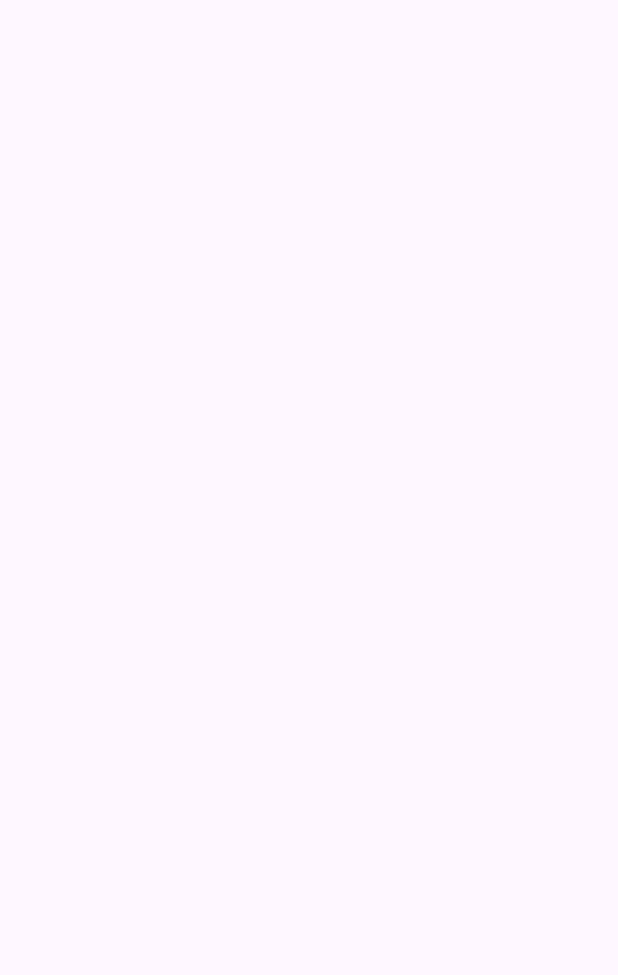
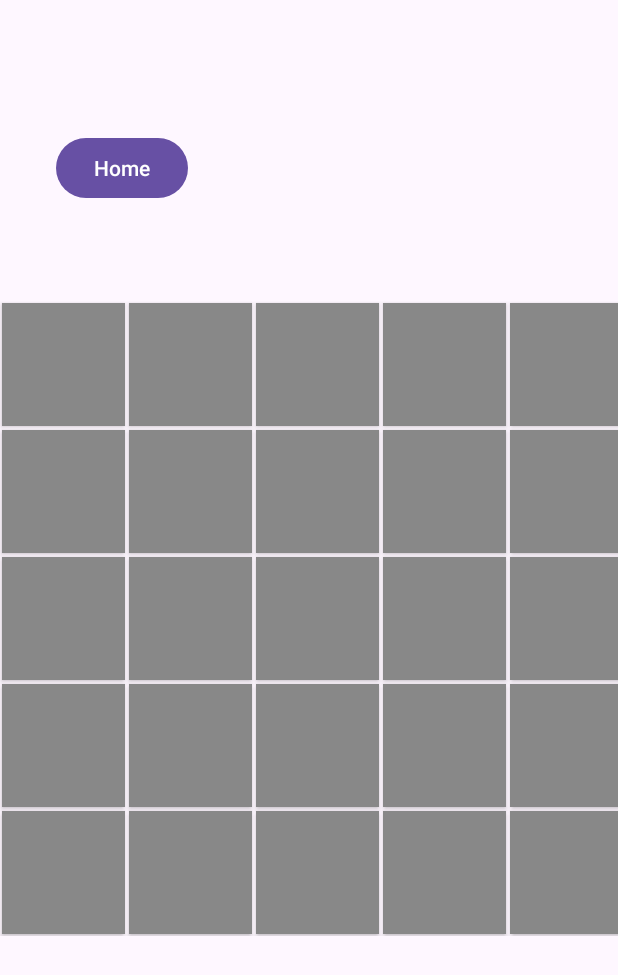
Before and after one commit to Babagesh/Minesweeper, an Android app: the mineBoard screen opened directly, with no data from a screen before it, on a phone screen of 412 x 824 dp. Before the commit the part shown is empty. Shown: the top 975 px of the screen. Run offline under Robolectric (Android 15) with nearby library versions, the phone set to English and light mode, and no system bars.

Commit message:
board and functionality setup, still need to implement recursive flood fill function

```diff
--- a/app/build.gradle.kts
+++ b/app/build.gradle.kts
@@ -37,6 +37,7 @@ dependencies {
     implementation(libs.material)
     implementation(libs.activity)
     implementation(libs.constraintlayout)
+    implementation(libs.gridlayout)
     testImplementation(libs.junit)
     androidTestImplementation(libs.ext.junit)
     androidTestImplementation(libs.espresso.core)
--- a/app/src/main/java/com/example/minesweeper/mineBoard.java
+++ b/app/src/main/java/com/example/minesweeper/mineBoard.java
@@ -1,6 +1,14 @@
 package com.example.minesweeper;
 
+import android.content.Intent;
+import android.graphics.Color;
 import android.os.Bundle;
+import android.view.Gravity;
+import android.view.View;
+import android.widget.Button;
+import android.widget.Toast;
+
+import androidx.gridlayout.widget.GridLayout;
 
 import androidx.activity.EdgeToEdge;
 import androidx.appcompat.app.AppCompatActivity;
@@ -9,6 +17,16 @@ import androidx.core.view.ViewCompat;
 import androidx.core.view.WindowInsetsCompat;
 
 public class mineBoard extends AppCompatActivity {
+
+    private int rows;
+    private int cols;
+    private int minePercent;
+    private int coveredColor;
+    private int uncoveredColor;
+    private int mineColor;
+    private int suspectColor;
+    private int cellsLeft;
+    private Cell[][] cellGrid;
 
     @Override
     protected void onCreate(Bundle savedInstanceState) {
@@ -20,5 +38,253 @@ public class mineBoard extends AppCompatActivity {
             v.setPadding(systemBars.left, systemBars.top, systemBars.right, systemBars.bottom);
             return insets;
         });
+        Intent intent = getIntent();
+        rows = intent.getIntExtra("rows", 5);
+        cols = intent.getIntExtra("cols", 5);
+        minePercent = intent.getIntExtra("minePercent", 10);
+        coveredColor = intent.getIntExtra("coveredColor", Color.GRAY);
+        uncoveredColor = intent.getIntExtra("uncoveredColor", Color.LTGRAY);
+        mineColor = intent.getIntExtra("mineColor", Color.RED);
+        suspectColor = intent.getIntExtra("suspectColor", Color.YELLOW);
+        cellsLeft = rows * cols - (rows * cols * minePercent / 100);
+        setupBoard();
+        placeMines();
+        calculateNearbyMines();
+        Button home = findViewById(R.id.home);
+        home.setOnClickListener(new View.OnClickListener(){
+            @Override
+            public void onClick(View v)
+            {
+                Intent intent = new Intent(mineBoard.this, MainActivity.class);
+                startActivity(intent);
+            }
+        });
+    }
+
+
+    private void setupBoard()
+    {
+        GridLayout mineGrid = findViewById(R.id.mineGrid);
+        mineGrid.removeAllViews();
+        mineGrid.setRowCount(rows);
+        mineGrid.setColumnCount(cols);
+
+        cellGrid = new Cell[rows][cols];
+        int screenWidth = getResources().getDisplayMetrics().widthPixels;
+        int buttonSize = screenWidth / cols;
+        for(int row = 0; row < rows; row++)
+        {
+            for(int col = 0; col < cols; col++)
+            {
+                Button cellButton = new Button(this);
+                GridLayout.LayoutParams params = new GridLayout.LayoutParams();
+                params.width = buttonSize;
+                params.height = buttonSize;
+                params.setMargins(2,2,2,2);
+                cellButton.setLayoutParams(params);
+                cellButton.setBackgroundColor(coveredColor);
+                mineGrid.addView(cellButton);
+                Cell cell = new Cell(cellButton);
+                cellGrid[row][col] = cell;
+                cellButton.setOnClickListener(new View.OnClickListener(){
+                    @Override
+                    public void onClick(View v)
+                    {
+                        int row = mineGrid.indexOfChild(v) / cols;
+                        int col = mineGrid.indexOfChild(v) % cols;
+                        Cell cell = cellGrid[row][col];
+                        // Check if cell has been revealed already
+                        // If revealed already, do nothing
+                        if(!cell.beenRevealed() && !cell.flagged)
+                        {
+                            boolean mine = cell.revealCell();
+                            if (mine)
+                            {
+                                for(int i = 0; i < rows; i++)
+                                {
+                                    for(int j = 0; j < cols; j++)
+                                    {
+                                        Cell myCell = cellGrid[i][j];
+                                        if(myCell.isMine())
+                                        {
+                                            myCell.getButton().setBackgroundColor(mineColor);
+                                        }
+                                    }
+                                }
+                                // Reveal all other mines.
+                                Toast toast = new Toast(getApplicationContext());
+                                toast.setGravity(Gravity.BOTTOM, 0, 0);
+                                toast.setDuration(Toast.LENGTH_LONG);
+                                toast.setText("You lost!");
+                                toast.show();
+                            }
+                            else
+                            {
+                                cellsLeft--;
+                                if(cellsLeft == 0)
+                                {
+                                    // Game won, end the game and return to home screen
+                                    Toast toast = new Toast(getApplicationContext());
+                                    toast.setGravity(Gravity.BOTTOM, 0, 0);
+                                    toast.setDuration(Toast.LENGTH_LONG);
+                                    toast.setText("You won!");
+                                    toast.show();
+                                }
+                                int nearbyMines = cell.getNearbyMines();
+                                cell.getButton().setBackgroundColor(uncoveredColor);
+                                if(nearbyMines > 0)
+                                    cell.getButton().setText(String.valueOf(nearbyMines));
+                                else
+                                {
+                                    // Implement flood fill function here
+                                    revealCells();
+                                }
+
+                            }
+                        }
+
+
+                    }
+                });
+                cellButton.setOnLongClickListener(new View.OnLongClickListener(){
+                    @Override
+                    public boolean onLongClick(View v)
+                    {
+                        int row = mineGrid.indexOfChild(v) / cols;
+                        int col = mineGrid.indexOfChild(v) % cols;
+                        Cell cell = cellGrid[row][col];
+                        if(!cell.beenRevealed())
+                        {
+                            if(cell.isFlagged())
+                            {
+                                cell.setFlagged(false);
+                                v.setBackgroundColor(coveredColor);
+                            }
+                            else
+                            {
+                                cell.setFlagged(true);
+                                v.setBackgroundColor(suspectColor);
+                            }
+                        }
+                        return true;
+                    }
+                });
+            }
+        }
+    }
+
+    private void revealCells()
+    {
+        // To implement
+    }
+    private void placeMines()
+    {
+        int minesToPlace = (minePercent * rows * cols) / 100;
+        while(minesToPlace > 0)
+        {
+            int row = (int)(Math.random() * rows);
+            int col = (int)(Math.random() * cols);
+            Cell cell = cellGrid[row][col];
+            if(!cell.mine)
+            {
+                cell.setAsMine();
+                minesToPlace--;
+            }
+        }
+    }
+
+    private void calculateNearbyMines()
+    {
+        for(int row = 0; row < rows; row++)
+        {
+            for(int col = 0; col < cols; col++)
+            {
+                Cell cell = cellGrid[row][col];
+                if(!cell.mine)
+                {
+                    int nearbyMines = 0;
+                    for(int lr = col - 1; lr <= col + 1; lr++)
+                    {
+                        for(int tb = row - 1; tb <= row + 1; tb++)
+                        {
+                            if(lr == col && tb == row)
+                            {
+                                continue;
+                            }
+                            if(lr >=0 && lr < cols && tb >= 0 && tb < rows)
+                            {
+                                Cell neighbor = cellGrid[tb][lr];
+                                if(neighbor.isMine()) {
+                                    nearbyMines++;
+                                }
+                            }
+                        }
+                    }
+                    cell.setNearbyMines(nearbyMines);
+                }
+            }
+        }
+    }
+    private class Cell
+    {
+        private Button button;
+        private boolean mine;
+        private boolean revealed;
+        private boolean flagged;
+        private int nearbyMines;
+
+        public Cell(Button button)
+        {
+            this.button = button;
+            this.mine = false;
+            this.revealed = false;
+            this.flagged = false;
+            this.nearbyMines = 0;
+        }
+
+        public Button getButton()
+        {
+            return this.button;
+        }
+        public boolean isMine()
+        {
+            return mine;
+        }
+        public void setAsMine()
+        {
+            this.mine = true;
+        }
+        public boolean beenRevealed()
+        {
+            return revealed;
+        }
+
+        public boolean revealCell()
+        {
+            this.revealed = true;
+            // Calculate number of nearby mines and set it
+            return this.mine;
+
+        }
+
+        public boolean isFlagged()
+        {
+            return flagged;
+        }
+
+        public void setFlagged(boolean flag)
+        {
+            this.flagged = flag;
+        }
+
+        public int getNearbyMines()
+        {
+            return nearbyMines;
+        }
+
+        public void setNearbyMines(int numMines)
+        {
+            this.nearbyMines = numMines;
+        }
     }
 }
--- a/app/src/main/res/layout/activity_mine_board.xml
+++ b/app/src/main/res/layout/activity_mine_board.xml
@@ -7,4 +7,26 @@
     android:layout_height="match_parent"
     tools:context=".mineBoard">
 
+    <androidx.gridlayout.widget.GridLayout
+        android:id="@+id/mineGrid"
+        android:layout_width="wrap_content"
+        android:layout_height="wrap_content"
+        app:layout_constraintBottom_toBottomOf="parent"
+        app:layout_constraintEnd_toEndOf="parent"
+        app:layout_constraintStart_toStartOf="parent"
+        app:layout_constraintTop_toTopOf="parent">
+
+    </androidx.gridlayout.widget.GridLayout>
+
+    <Button
+        android:id="@+id/home"
+        android:layout_width="wrap_content"
+        android:layout_height="wrap_content"
+        android:layout_marginEnd="250dp"
+        android:layout_marginBottom="600dp"
+        android:text="Home"
+        app:layout_constraintBottom_toBottomOf="parent"
+        app:layout_constraintEnd_toEndOf="parent"
+        app:layout_constraintStart_toStartOf="parent"
+        app:layout_constraintTop_toTopOf="parent" />
 </androidx.constraintlayout.widget.ConstraintLayout>
--- a/gradle/libs.versions.toml
+++ b/gradle/libs.versions.toml
@@ -7,6 +7,7 @@ appcompat = "1.7.1"
 material = "1.13.0"
 activity = "1.10.0"
 constraintlayout = "2.2.1"
+gridlayout = "1.1.0"
 
 [libraries]
 junit = { group = "junit", name = "junit", version.ref = "junit" }
@@ -16,6 +17,7 @@ appcompat = { group = "androidx.appcompat", name = "appcompat", version.ref = "a
 material = { group = "com.google.android.material", name = "material", version.ref = "material" }
 activity = { group = "androidx.activity", name = "activity", version.ref = "activity" }
 constraintlayout = { group = "androidx.constraintlayout", name = "constraintlayout", version.ref = "constraintlayout" }
+gridlayout = { group = "androidx.gridlayout", name = "gridlayout", version.ref = "gridlayout" }
 
 [plugins]
 android-application = { id = "com.android.application", version.ref = "agp" }
```
Also changed, not shown: app/src/main/java/com/example/minesweeper/Settings.java (+8 -1 lines), app/src/main/res/layout/activity_settings.xml (+10 -0 lines).
